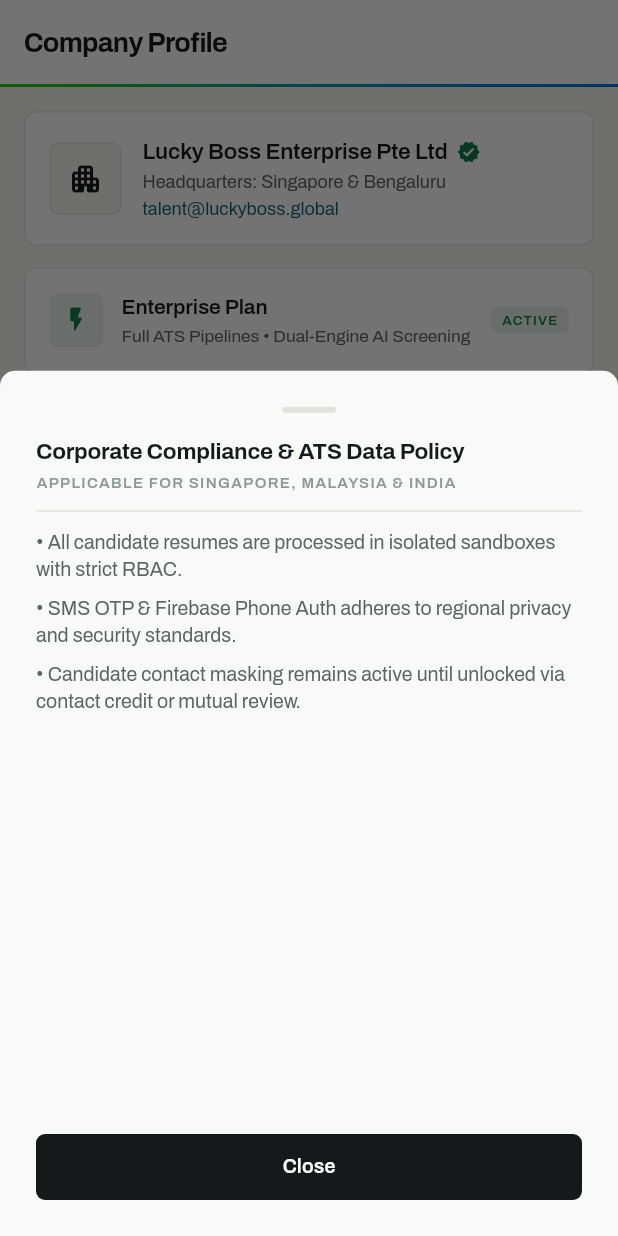
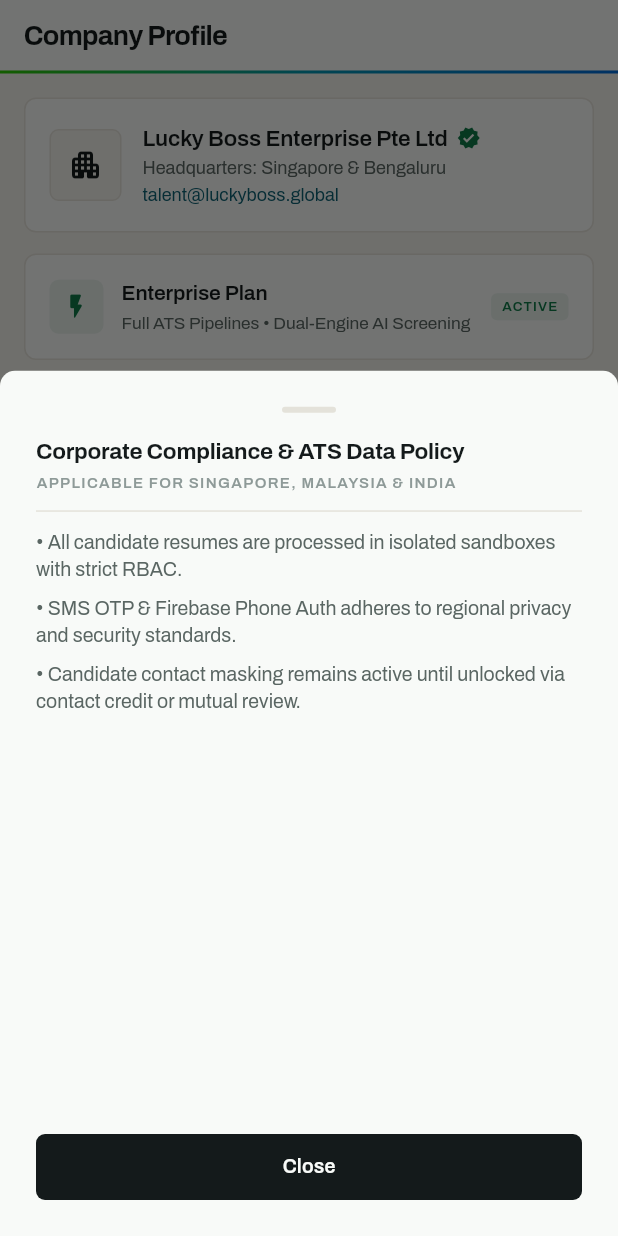
Before and after one commit to shantoshdurai/luckyboss-mobile-apps, a Flutter app: the EmployerMainNavigationScreen screen opened directly, item 4 of the bottom bar chosen, after a tap on "Data Privacy & ATS Compliance", on a phone screen of 412 x 824 dp. Run offline on Flutter 3.47's test engine with Material 3 defaults, Android fonts, the phone set to English and light mode, and no system bars; our stand-ins replace flutter_animate, google_fonts, shared_preferences; accounts and stored records are empty.

Commit message:
fix(employer): resolve web canvas navigation blank screen & wrap nested tiles in Material

```diff
--- a/luckyboss_employer/lib/screens/employer_main_navigation_screen.dart
+++ b/luckyboss_employer/lib/screens/employer_main_navigation_screen.dart
@@ -27,7 +27,10 @@
   Widget build(BuildContext context) {
     return Scaffold(
       backgroundColor: AppTheme.paper,
-      body: _tabs[_currentIndex],
+      body: IndexedStack(
+        index: _currentIndex,
+        children: _tabs,
+      ),
       floatingActionButton: FloatingActionButton.extended(
         backgroundColor: AppTheme.ink,
         foregroundColor: AppTheme.surface,
--- a/luckyboss_employer/lib/screens/tabs/active_jobs_tab.dart
+++ b/luckyboss_employer/lib/screens/tabs/active_jobs_tab.dart
@@ -12,18 +12,18 @@
     final provider = context.watch<EmployerProvider>();
     final jobs = provider.jobs;
 
-    return Scaffold(
-      backgroundColor: AppTheme.paper,
-      appBar: AppBar(
-        backgroundColor: AppTheme.surface,
-        elevation: 0,
-        title: Text('Active Job Postings', style: AppTheme.screenTitle(size: 18)),
-        bottom: const PreferredSize(
-          preferredSize: Size.fromHeight(2),
-          child: BrandRule(),
+    return SafeArea(
+      child: Column(
+        children: [
+          Container(
+            padding: const EdgeInsets.fromLTRB(16, 14, 16, 12),
+            color: AppTheme.surface,
+            width: double.infinity,
+            child: Text('Active Job Postings', style: AppTheme.screenTitle(size: 18)),
           ),
-      ),
-      body: ListView.separated(
+          const BrandRule(),
+          Expanded(
+            child: ListView.separated(
               padding: const EdgeInsets.fromLTRB(16, 16, 16, 80),
               itemCount: jobs.length,
               separatorBuilder: (context, index) => const SizedBox(height: 12),
@@ -59,15 +59,16 @@
                             child: MetaText(
                               job.status,
                               color: isPublished ? AppTheme.signalPositive : AppTheme.inkMuted,
-                        size: 9.5,
+                              size: 10,
                             ),
                           ),
                         ],
                       ),
                       const SizedBox(height: 6),
-                Text(job.salaryDisplay, style: AppTheme.score(size: 14)),
-                const SizedBox(height: 4),
-                Text('${job.location} • ${job.category}', style: AppTheme.body(size: 12)),
+                      Text(
+                        '${job.location} · ${job.salaryDisplay}',
+                        style: AppTheme.body(size: 12),
+                      ),
                       const SizedBox(height: 12),
                       const Divider(height: 1, color: AppTheme.rule),
                       const SizedBox(height: 10),
@@ -91,6 +92,9 @@
                 );
               },
             ),
+          ),
+        ],
+      ),
     );
   }
 }
--- a/luckyboss_employer/lib/screens/tabs/company_profile_tab.dart
+++ b/luckyboss_employer/lib/screens/tabs/company_profile_tab.dart
@@ -83,18 +83,18 @@
   Widget build(BuildContext context) {
     final provider = context.watch<EmployerProvider>();
 
-    return Scaffold(
-      backgroundColor: AppTheme.paper,
-      appBar: AppBar(
-        title: Text('Company Profile', style: AppTheme.screenTitle(size: 18)),
-        backgroundColor: AppTheme.surface,
-        elevation: 0,
-        bottom: const PreferredSize(
-          preferredSize: Size.fromHeight(2),
-          child: BrandRule(),
+    return SafeArea(
+      child: Column(
+        children: [
+          Container(
+            padding: const EdgeInsets.fromLTRB(16, 14, 16, 12),
+            color: AppTheme.surface,
+            width: double.infinity,
+            child: Text('Company Profile', style: AppTheme.screenTitle(size: 18)),
           ),
-      ),
-      body: ListView(
+          const BrandRule(),
+          Expanded(
+            child: ListView(
               padding: const EdgeInsets.fromLTRB(16, 16, 16, 80),
               children: [
                 // 1. Company Card
@@ -204,21 +204,43 @@
               children: [
                 const MetaText('Recruiter Settings'),
                 const SizedBox(height: 10),
-                SwitchListTile(
-                  contentPadding: EdgeInsets.zero,
-                  title: Text('New Applicant Alerts', style: AppTheme.rowTitle(size: 13.5)),
-                  subtitle: Text('Notify instantly on high AI-fit candidates', style: AppTheme.body(size: 11.5)),
+                Row(
+                  mainAxisAlignment: MainAxisAlignment.spaceBetween,
+                  children: [
+                    Expanded(
+                      child: Column(
+                        crossAxisAlignment: CrossAxisAlignment.start,
+                        children: [
+                          Text('New Applicant Alerts', style: AppTheme.rowTitle(size: 13.5)),
+                          const SizedBox(height: 2),
+                          Text('Notify instantly on high AI-fit candidates', style: AppTheme.body(size: 11.5)),
+                        ],
+                      ),
+                    ),
+                    Switch(
                       value: _candidateAlerts,
-                  activeThumbColor: AppTheme.signalPositive,
+                      activeColor: AppTheme.signalPositive,
                       onChanged: (val) => setState(() => _candidateAlerts = val),
                     ),
-                const Divider(height: 1, color: AppTheme.rule),
-                ListTile(
-                  contentPadding: EdgeInsets.zero,
-                  leading: const Icon(Icons.security_rounded, color: AppTheme.ink, size: 18),
-                  title: Text('Data Privacy & ATS Compliance', style: AppTheme.rowTitle(size: 13.5)),
-                  trailing: const Icon(Icons.chevron_right_rounded, color: AppTheme.inkMuted, size: 18),
+                  ],
+                ),
+                const Divider(height: 16, color: AppTheme.rule),
+                InkWell(
                   onTap: () => _showPrivacyPolicy(context),
+                  borderRadius: BorderRadius.circular(AppTheme.radiusControl),
+                  child: Padding(
+                    padding: const EdgeInsets.symmetric(vertical: 6),
+                    child: Row(
+                      children: [
+                        const Icon(Icons.security_rounded, color: AppTheme.ink, size: 18),
+                        const SizedBox(width: 10),
+                        Expanded(
+                          child: Text('Data Privacy & ATS Compliance', style: AppTheme.rowTitle(size: 13.5)),
+                        ),
+                        const Icon(Icons.chevron_right_rounded, color: AppTheme.inkMuted, size: 18),
+                      ],
+                    ),
+                  ),
                 ),
               ],
             ),
@@ -249,6 +271,9 @@
           ),
         ],
       ),
+    ),
+  ],
+),
 );
   }
 }
--- a/luckyboss_employer/lib/screens/tabs/employer_dashboard_tab.dart
+++ b/luckyboss_employer/lib/screens/tabs/employer_dashboard_tab.dart
@@ -134,10 +134,8 @@
   Widget build(BuildContext context) {
     final provider = context.watch<EmployerProvider>();
 
-    return Scaffold(
-      backgroundColor: AppTheme.paper,
-      body: SafeArea(
-        child: ListView(
+    return SafeArea(
+      child: ListView(
           padding: const EdgeInsets.fromLTRB(16, 12, 16, 80),
           children: [
             // Top App Bar
@@ -304,8 +302,7 @@
             ),
           ],
         ),
-      ),
-    );
+      );
   }
 
   Widget _buildCreditStat(String label, String value, Color color) {
--- a/luckyboss_employer/lib/widgets/ledger_components.dart
+++ b/luckyboss_employer/lib/widgets/ledger_components.dart
@@ -549,7 +549,9 @@
   const LockedActionTile({super.key, required this.icon, required this.label, this.onUpgrade});
 
   @override
-  Widget build(BuildContext context) => ListTile(
+  Widget build(BuildContext context) => Material(
+        color: Colors.transparent,
+        child: ListTile(
           enabled: false,
           leading: Icon(icon, size: 19, color: AppTheme.inkFaint),
           title: Text(label, style: AppTheme.body(color: AppTheme.inkFaint)),
@@ -560,6 +562,7 @@
               textStyle: AppTheme.meta(color: AppTheme.signalAttention, size: 10),
             ),
             child: const Text('UPGRADE'),
+          ),
         ),
       );
 }
```
Also changed, not shown: luckyboss_employer/lib/screens/tabs/ats_candidates_tab.dart (+18 -12 lines), 1 other file. Lines whose indentation alone changed are shown as unchanged.
